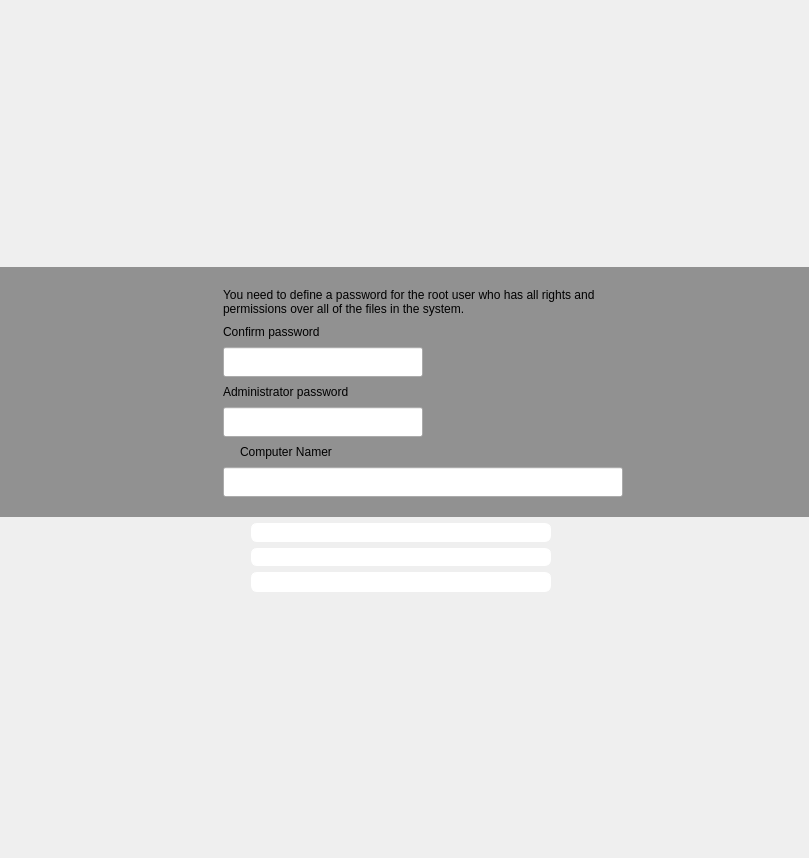
This is yali-proximate/yali/gui/Ui/rootpasswidget.ui in pars-linux/uludag as Qt 5 draws it before an edit. The edited form follows.
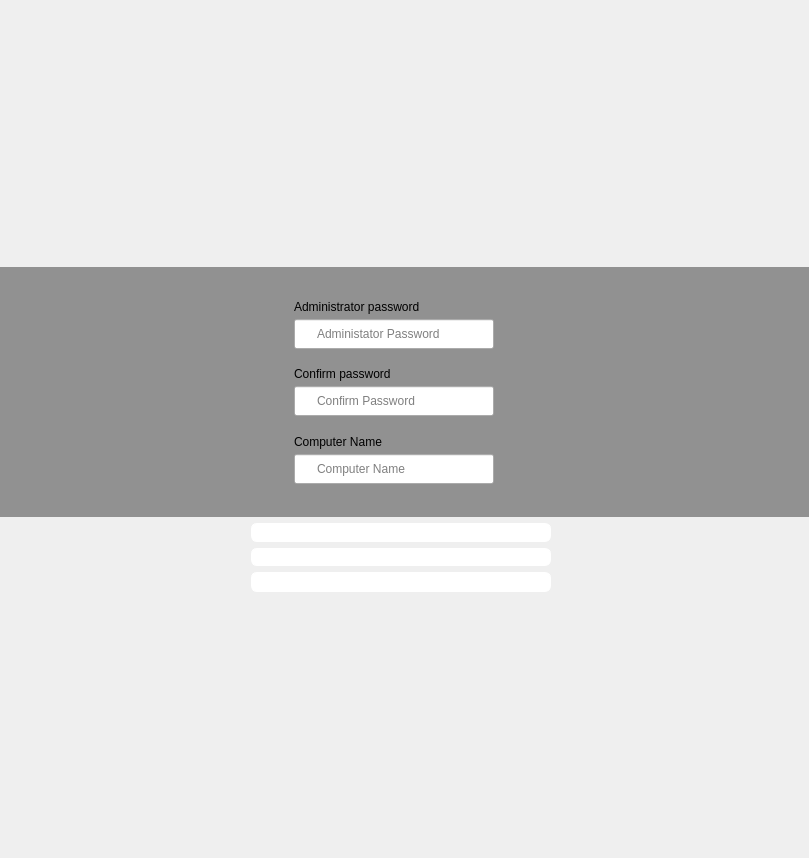
This is the edited form. Icons and pictures are not drawn.

Commit message: root user

Patch:
```diff
--- a/yali-proximate/yali/gui/Ui/rootpasswidget.ui
+++ b/yali-proximate/yali/gui/Ui/rootpasswidget.ui
@@ -322,75 +322,32 @@
        </widget>
       </item>
       <item>
-       <layout class="QVBoxLayout" name="verticalLayout">
+       <widget class="QFrame" name="frame_2">
+        <property name="frameShape">
+         <enum>QFrame::NoFrame</enum>
+        </property>
+        <property name="frameShadow">
+         <enum>QFrame::Raised</enum>
+        </property>
+        <layout class="QVBoxLayout" name="verticalLayout_2">
         <property name="spacing">
-         <number>0</number>
-        </property>
-        <property name="topMargin">
+          <number>5</number>
+         </property>
+         <property name="margin">
          <number>0</number>
         </property>
-        <property name="rightMargin">
-         <number>0</number>
-        </property>
         <item>
-         <widget class="QLabel" name="textLabel1">
-          <property name="sizePolicy">
-           <sizepolicy hsizetype="Preferred" vsizetype="Preferred">
-            <horstretch>0</horstretch>
-            <verstretch>0</verstretch>
-           </sizepolicy>
-          </property>
-          <property name="minimumSize">
+          <spacer name="verticalSpacer_3">
+           <property name="orientation">
+            <enum>Qt::Vertical</enum>
+           </property>
+           <property name="sizeHint" stdset="0">
            <size>
-            <width>400</width>
-            <height>0</height>
-           </size>
-          </property>
-          <property name="text">
-           <string>&lt;p align=&quot;left&quot;&gt;You need to define a password for the root user who has all rights and permissions over all of the files in the system.&lt;/p&gt;</string>
-          </property>
-          <property name="alignment">
-           <set>Qt::AlignLeading|Qt::AlignLeft|Qt::AlignVCenter</set>
-          </property>
-          <property name="wordWrap">
-           <bool>true</bool>
-          </property>
-         </widget>
-        </item>
-        <item>
-         <widget class="QLabel" name="textLabel3_2">
-          <property name="text">
-           <string>Confirm password</string>
-          </property>
-          <property name="wordWrap">
-           <bool>false</bool>
-          </property>
-          <property name="indent">
-           <number>0</number>
-          </property>
-         </widget>
-        </item>
-        <item>
-         <widget class="QLineEdit" name="pass2">
-          <property name="minimumSize">
-           <size>
-            <width>0</width>
-            <height>30</height>
-           </size>
-          </property>
-          <property name="maximumSize">
-           <size>
-            <width>200</width>
-            <height>30</height>
-           </size>
-          </property>
-          <property name="inputMask">
-           <string/>
-          </property>
-          <property name="echoMode">
-           <enum>QLineEdit::Password</enum>
-          </property>
-         </widget>
+             <width>20</width>
+             <height>40</height>
+            </size>
+           </property>
+          </spacer>
         </item>
         <item>
          <widget class="QLabel" name="textLabel3">
@@ -409,7 +366,7 @@
          <widget class="QLineEdit" name="pass1">
           <property name="minimumSize">
            <size>
-            <width>0</width>
+             <width>200</width>
             <height>30</height>
            </size>
           </property>
@@ -419,76 +376,140 @@
             <height>30</height>
            </size>
           </property>
+           <property name="styleSheet">
+            <string notr="true">background: url(:/gui/pics/lock.png) no-repeat left;
+padding-left: 20px;</string>
+           </property>
           <property name="inputMask">
            <string/>
           </property>
           <property name="echoMode">
            <enum>QLineEdit::Password</enum>
           </property>
+           <property name="placeholderText">
+            <string>Administator Password</string>
+           </property>
          </widget>
         </item>
         <item>
-         <layout class="QHBoxLayout" name="horizontalLayout_3">
-          <property name="spacing">
-           <number>10</number>
-          </property>
-          <property name="topMargin">
-           <number>0</number>
-          </property>
-          <property name="rightMargin">
-           <number>0</number>
-          </property>
+          <spacer name="verticalSpacer">
+           <property name="orientation">
+            <enum>Qt::Vertical</enum>
+           </property>
+           <property name="sizeHint" stdset="0">
+            <size>
+             <width>20</width>
+             <height>40</height>
+            </size>
+           </property>
+          </spacer>
+         </item>
           <item>
-           <widget class="QLabel" name="label_3">
-            <property name="sizePolicy">
-             <sizepolicy hsizetype="Fixed" vsizetype="Preferred">
-              <horstretch>0</horstretch>
-              <verstretch>0</verstretch>
-             </sizepolicy>
-            </property>
+          <widget class="QLabel" name="textLabel3_2">
             <property name="text">
-             <string/>
-            </property>
-            <property name="pixmap">
-             <pixmap resource="../../data.qrc">:/gui/pics/computer.png</pixmap>
-            </property>
-            <property name="scaledContents">
+            <string>Confirm password</string>
+           </property>
+           <property name="wordWrap">
              <bool>false</bool>
             </property>
-           </widget>
-          </item>
+           <property name="indent">
+            <number>0</number>
+           </property>
+          </widget>
+         </item>
+         <item>
+          <widget class="QLineEdit" name="pass2">
+           <property name="minimumSize">
+            <size>
+             <width>200</width>
+             <height>30</height>
+            </size>
+           </property>
+           <property name="maximumSize">
+            <size>
+             <width>200</width>
+             <height>30</height>
+            </size>
+           </property>
+           <property name="styleSheet">
+            <string notr="true">background: url(:/gui/pics/lock.png) no-repeat left ;
+padding-left: 20px;</string>
+           </property>
+           <property name="inputMask">
+            <string/>
+           </property>
+           <property name="echoMode">
+            <enum>QLineEdit::Password</enum>
+           </property>
+           <property name="placeholderText">
+            <string>Confirm Password</string>
+           </property>
+          </widget>
+         </item>
+         <item>
+          <spacer name="verticalSpacer_2">
+           <property name="orientation">
+            <enum>Qt::Vertical</enum>
+           </property>
+           <property name="sizeHint" stdset="0">
+            <size>
+             <width>20</width>
+             <height>40</height>
+            </size>
+           </property>
+          </spacer>
+         </item>
           <item>
            <widget class="QLabel" name="textLabel1_2">
             <property name="text">
-             <string>Computer Namer</string>
+            <string>Computer Name</string>
             </property>
             <property name="wordWrap">
              <bool>false</bool>
             </property>
            </widget>
-          </item>
-         </layout>
         </item>
         <item>
          <widget class="QLineEdit" name="hostname">
           <property name="minimumSize">
            <size>
-            <width>150</width>
+             <width>200</width>
             <height>30</height>
            </size>
           </property>
           <property name="maximumSize">
            <size>
-            <width>16777215</width>
+             <width>200</width>
             <height>30</height>
            </size>
           </property>
+           <property name="styleSheet">
+            <string notr="true">background: url(:/gui/pics/computer.png) no-repeat left;
+padding-left: 20px;</string>
+           </property>
           <property name="text">
            <string/>
           </property>
-         </widget>
-        </item>
-       </layout>
+           <property name="placeholderText">
+            <string>Computer Name</string>
+           </property>
+          </widget>
+         </item>
+         <item>
+          <spacer name="verticalSpacer_4">
+           <property name="orientation">
+            <enum>Qt::Vertical</enum>
+           </property>
+           <property name="sizeHint" stdset="0">
+            <size>
+             <width>20</width>
+             <height>40</height>
+            </size>
+           </property>
+          </spacer>
+         </item>
+        </layout>
+       </widget>
       </item>
       <item>
        <spacer name="horizontalSpacer_2">
```
Lines whose indentation alone changed are shown as unchanged. The commit also changes 4 other files.
